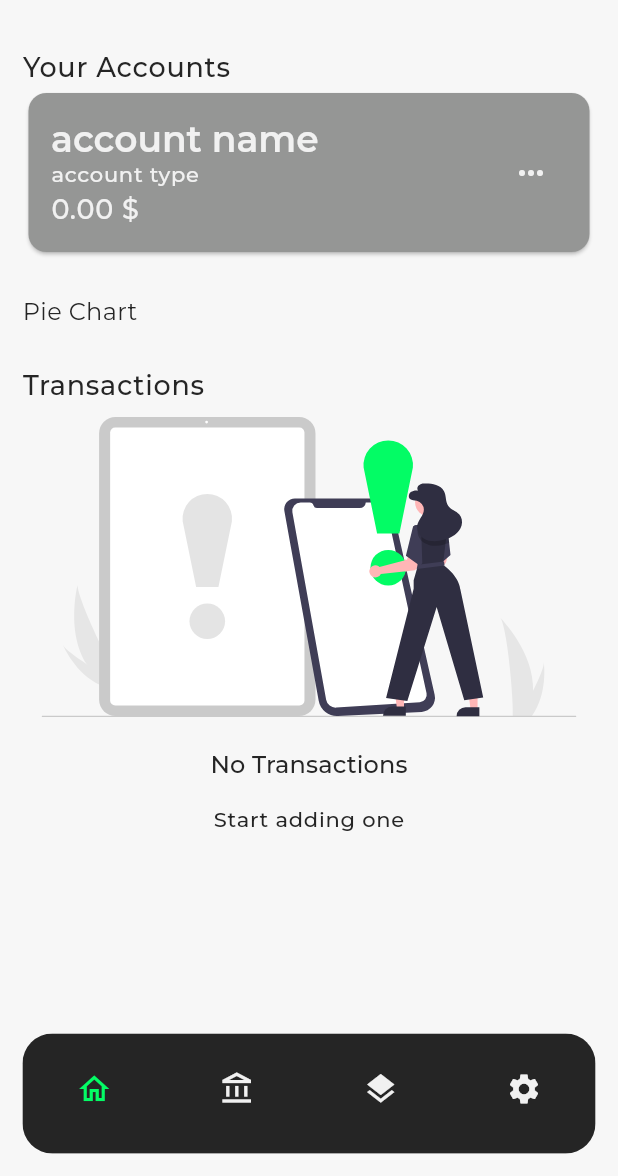
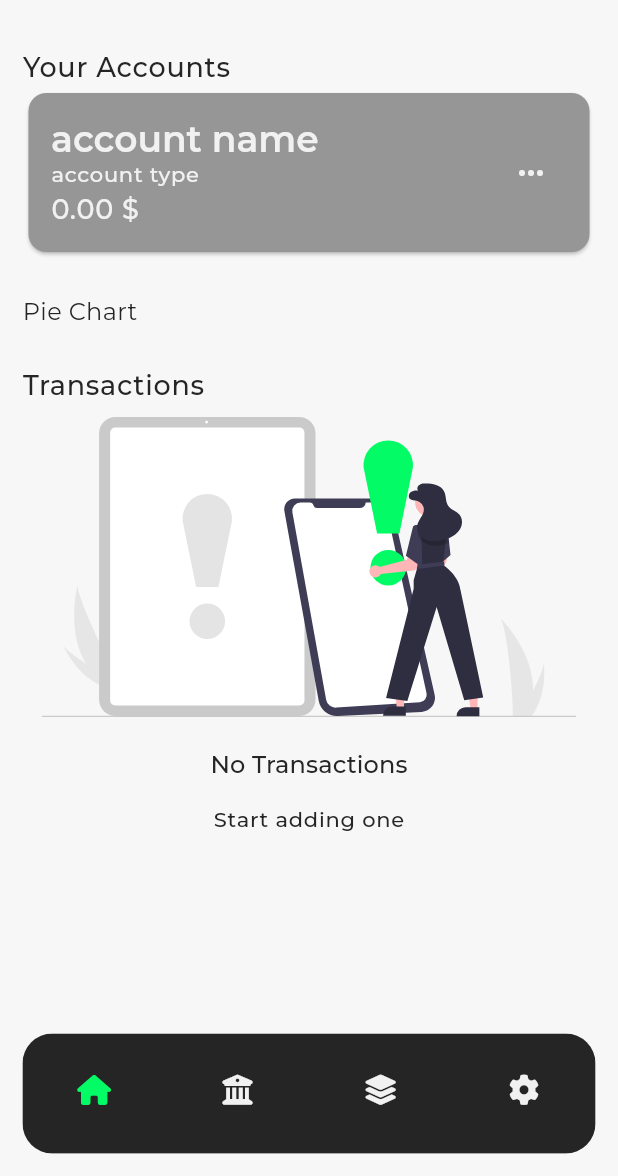
Before and after one commit to omar-arnous/Track-It, a Flutter app: the screen it shows after launch, on a phone screen of 412 x 824 dp, the part 60-1236 px from its top. Run offline on Flutter 3.47's test engine with Material 3 defaults, Android fonts, the phone set to English and light mode, and no system bars; our stand-ins replace bloc, cloud_firestore, dartz, equatable, firebase_auth, firebase_core and 12 more; missing offline and left inert: workmanager; accounts and stored records are empty.

Commit message:
Refactor: add fontawesome icons for the nav bar

```diff
--- a/lib/presentation/pages/layout.dart
+++ b/lib/presentation/pages/layout.dart
@@ -1,5 +1,6 @@
 import 'package:flutter/material.dart';
 import 'package:flutter_bloc/flutter_bloc.dart';
+import 'package:font_awesome_flutter/font_awesome_flutter.dart';
 import 'package:go_router/go_router.dart';
 import 'package:trackit/core/constants/routes.dart';
 import 'package:trackit/presentation/blocs/app/app_bloc.dart';
@@ -49,19 +50,35 @@ class Layout extends StatelessWidget {
                   },
                   items: const [
                     BottomNavigationBarItem(
-                      icon: Icon(Icons.home_outlined),
+                      // icon: Icon(Icons.home_outlined),
+                      icon: FaIcon(
+                        FontAwesomeIcons.house,
+                        size: 20.0,
+                      ),
                       label: 'Home',
                     ),
                     BottomNavigationBarItem(
-                      icon: Icon(Icons.account_balance_outlined),
+                      // icon: Icon(Icons.account_balance_outlined),
+                      icon: FaIcon(
+                        FontAwesomeIcons.buildingColumns,
+                        size: 20.0,
+                      ),
                       label: 'Accounts',
                     ),
                     BottomNavigationBarItem(
-                      icon: Icon(Icons.layers),
+                      // icon: Icon(Icons.layers),
+                      icon: FaIcon(
+                        FontAwesomeIcons.layerGroup,
+                        size: 20.0,
+                      ),
                       label: 'Categories',
                     ),
                     BottomNavigationBarItem(
-                      icon: Icon(Icons.settings),
+                      // icon: Icon(Icons.settings),
+                      icon: FaIcon(
+                        FontAwesomeIcons.gear,
+                        size: 20.0,
+                      ),
                       label: 'Settings',
                     ),
                   ],
```
